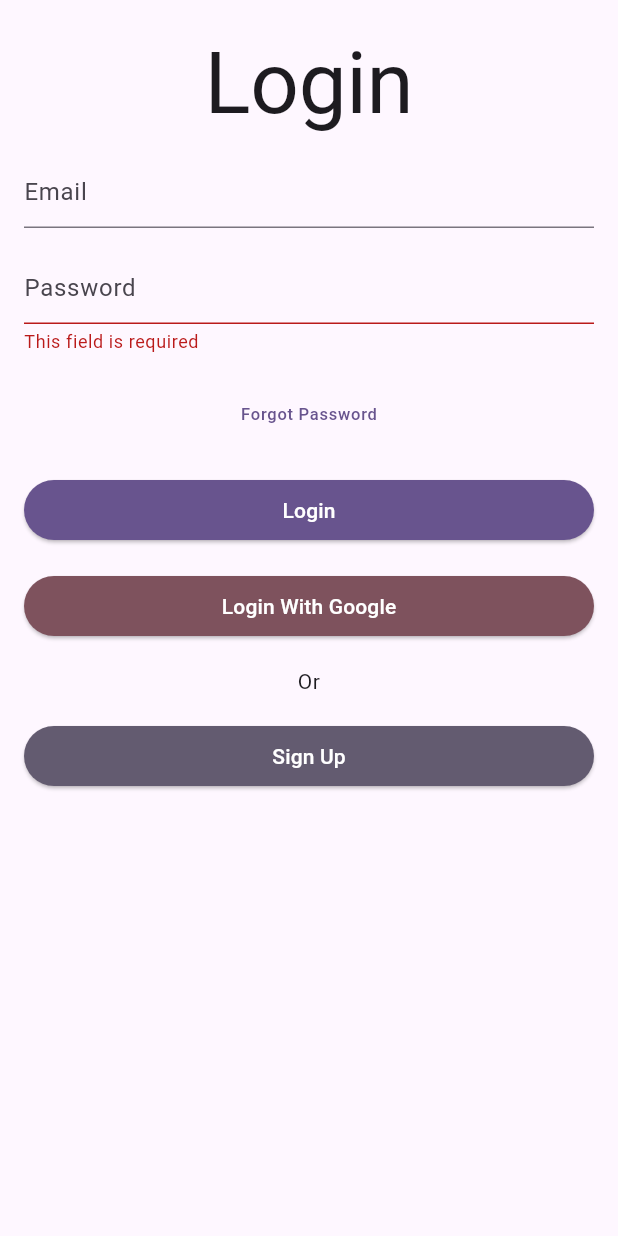
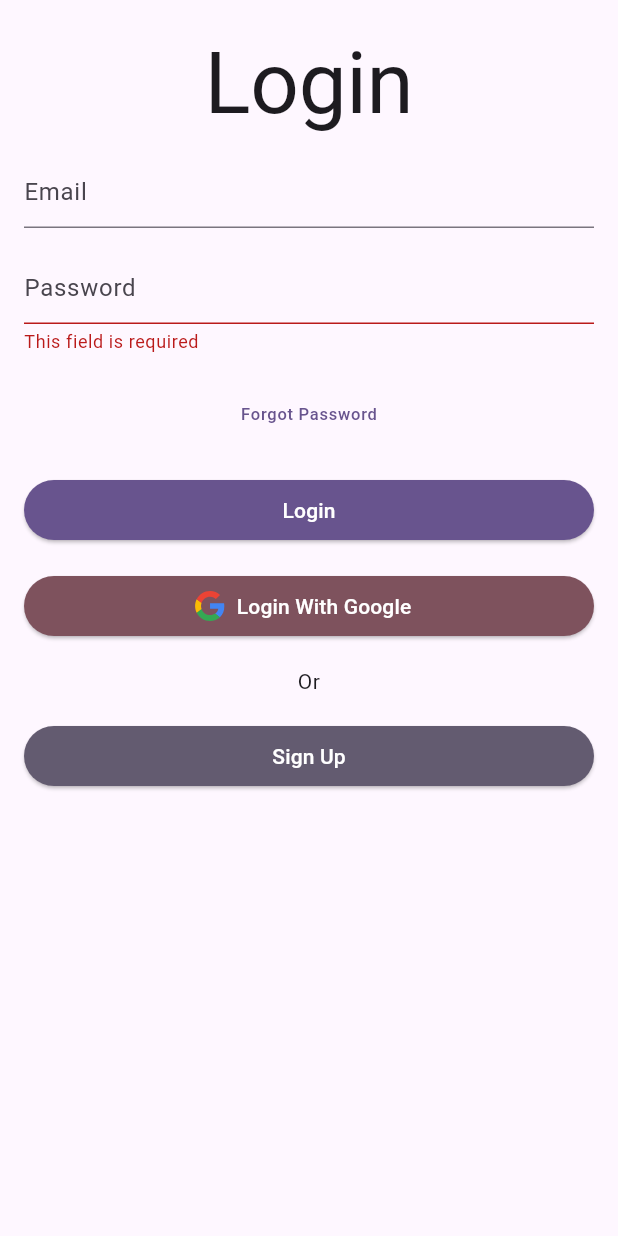
Before and after one commit to samudebug/student-calendar-app, a Flutter app: the screen it shows after launch, after a tap on "Login", on a phone screen of 412 x 824 dp. Run offline on Flutter 3.47's test engine with Material 3 defaults, Android fonts, the phone set to English and light mode, and no system bars; our stand-ins replace firebase_auth, firebase_core, firebase_messaging, flutter_expandable_fab, flutter_local_notifications, flutter_svg and 2 more; accounts and stored records are empty.

Commit message:
Small fixes

```diff
--- a/lib/core/repositories/auth/auth_repository_impl.dart
+++ b/lib/core/repositories/auth/auth_repository_impl.dart
@@ -37,7 +37,7 @@ class AuthRepositoryFirebase implements AuthRepository {
     try {
       await instance.createUserWithEmailAndPassword(
           email: email, password: password);
-      await instance.currentUser?.updateDisplayName(name);
+      return await instance.currentUser?.updateDisplayName(name);
     } on FirebaseAuthException catch (e) {
       if (e.code == 'email-already-in-use') {
         Get.snackbar("Error", "This email is already in use");
@@ -47,8 +47,9 @@ class AuthRepositoryFirebase implements AuthRepository {
         Get.snackbar("Error", "Your password is too weak");
       } else {
         Get.snackbar("Error", "An error has ocurred");
-        log(e.toString());
+
       }
+      rethrow;
     }
   }
 
--- a/lib/core/repositories/messaging/messaging_repository.dart
+++ b/lib/core/repositories/messaging/messaging_repository.dart
@@ -5,5 +5,6 @@ abstract class MessagingRepository {
   Stream<RemoteMessage> get onForegroundMessage;
   void requestPermission();
   Future<String?> getToken();
+  void subscribeToTopic({required String name});
 
 }
--- a/lib/core/repositories/messaging/messaging_repository_impl.dart
+++ b/lib/core/repositories/messaging/messaging_repository_impl.dart
@@ -22,4 +22,9 @@ class MessagingRepositoryImpl implements MessagingRepository {
     return instance.getToken();
   }
 
+  @override
+  void subscribeToTopic({required String name}) {
+    instance.subscribeToTopic(name);
+  }
+
 }
--- a/lib/core/repositories/notifications/notifications_repository_impl.dart
+++ b/lib/core/repositories/notifications/notifications_repository_impl.dart
@@ -19,13 +19,19 @@ class NotificationsRepositoryImpl extends GetConnect
     messagingRepo.requestPermission();
     messagingRepo.getToken().then((value) {
       if (value != null) {
-        userRepo.updateUser(
-            fcmToken: value, name: authRepo.currentUser().displayName);
+        final user = authRepo.currentUser();
+        if (user != null) {
+          userRepo.updateUser(
+              fcmToken: value, name: authRepo.currentUser().displayName);
+        }
       }
     });
     messagingRepo.onTokenRefresh.listen((event) {
-      userRepo.updateUser(
-          fcmToken: event, name: authRepo.currentUser().displayName);
+      final user = authRepo.currentUser();
+      if (user != null) {
+        userRepo.updateUser(
+            fcmToken: event, name: authRepo.currentUser().displayName);
+      }
     });
     messagingRepo.onForegroundMessage.listen((RemoteMessage event) {
       Get.snackbar(event.data['title'], event.data['body']);
--- a/lib/core/repositories/user/user_repository_impl.dart
+++ b/lib/core/repositories/user/user_repository_impl.dart
@@ -22,8 +22,6 @@ class UserRepositoryImpl extends GetConnect implements UserRepository {
 
   @override
   Future<void> updateUser({required String fcmToken, required String name}) async {
-    final response = await patch('/users/me', {'fcmToken': fcmToken, 'name': name});
-    log("Response code ${response.statusCode}");
-    log("Response body ${response.body}");
+    await patch('/users/me', {'fcmToken': fcmToken, 'name': name});
   }
 }
--- a/lib/core/services/auth_service.dart
+++ b/lib/core/services/auth_service.dart
@@ -16,7 +16,7 @@ class AuthService extends GetxService {
       {required String name,
       required String email,
       required String password}) async {
-    repo.signUp(name: name, email: email, password: password);
+    return repo.signUp(name: name, email: email, password: password);
   }
 
   signOut() {
--- a/lib/main.dart
+++ b/lib/main.dart
@@ -1,6 +1,7 @@
 import 'package:flutter/material.dart';
 import 'package:get/get.dart';
 import 'package:student_calendar_app/core/core.dart';
+import 'package:student_calendar_app/core/services/auth_service.dart';
 import 'package:student_calendar_app/pages/class/class_binding.dart';
 import 'package:student_calendar_app/pages/class/class_view.dart';
 import 'package:student_calendar_app/pages/login/login_binding.dart';
@@ -80,6 +81,10 @@ class MyApp extends StatelessWidget {
         brightness: Brightness.dark,
       ),
       initialRoute: '/',
+      onInit: () {
+        Get.find<AuthService>().checkUserLoggedIn();
+      },
+
       getPages: [
         GetPage(
             name: '/login',
@@ -89,7 +94,7 @@ class MyApp extends StatelessWidget {
             name: '/signup',
             page: () => SignUpPage(),
             binding: SignupBinding()),
-        GetPage(name: '/', page: () => MainPage(), binding: MainPageBinding()),
+        GetPage(name: '/', page: () => MainPage(), binding: MainPageBinding(), ),
         GetPage(
             name: '/notifications',
             page: () => NotificationsPage(),
--- a/lib/pages/login/login_view.dart
+++ b/lib/pages/login/login_view.dart
@@ -1,4 +1,5 @@
 import 'package:flutter/material.dart';
+import 'package:flutter_svg/flutter_svg.dart';
 import 'package:get/get.dart';
 import 'package:student_calendar_app/pages/login/login_controller.dart';
 
@@ -65,12 +66,13 @@ class LoginPage extends StatelessWidget {
                 ),
                 Padding(
                   padding: const EdgeInsets.symmetric(vertical: 8),
-                  child: ElevatedButton(
+                  child: ElevatedButton.icon(
+                    icon: SvgPicture.asset('assets/google.svg', height: 20,),
                     onPressed: () => controller.loginWithGoogle(),
                     style: ElevatedButton.styleFrom(
                         backgroundColor: Get.theme.colorScheme.tertiary,
                         foregroundColor: Get.theme.colorScheme.onTertiary),
-                    child: const Text("Login With Google"),
+                    label: const Text("Login With Google"),
                   ),
                 ),
                 const Padding(
--- a/lib/pages/main/widgets/classes/classes_controller.dart
+++ b/lib/pages/main/widgets/classes/classes_controller.dart
@@ -3,13 +3,19 @@ import 'dart:developer';
 import 'package:get/get.dart';
 import 'package:student_calendar_app/core/models/models.dart';
 import 'package:student_calendar_app/core/repositories/classes/classes_repository.dart';
+import 'package:student_calendar_app/core/repositories/messaging/messaging_repository.dart';
+import 'package:student_calendar_app/core/services/auth_service.dart';
 
 class ClassesController extends GetxController {
   final classes = <Class>[].obs;
+  final authService = Get.find<AuthService>();
+
   final repo = Get.find<ClassesRepository>();
+  final messagingRepo = Get.find<MessagingRepository>();
   final loading = true.obs;
   final isLoadingMore = false.obs;
   final canFetchMore = true.obs;
+
   int currentPage = 0;
 
   ClassesController() {
@@ -26,7 +32,7 @@ class ClassesController extends GetxController {
 
   fetchClasses() async {
     try {
-      if (canFetchMore.value) {
+      if (canFetchMore.value && authService.user != null ) {
         isLoadingMore.value = true;
         currentPage++;
         final results = await repo.getClasses(page: currentPage);
--- a/lib/pages/main/widgets/feed/feed_controller.dart
+++ b/lib/pages/main/widgets/feed/feed_controller.dart
@@ -4,9 +4,11 @@ import 'package:get/get.dart';
 import 'package:student_calendar_app/core/models/models.dart';
 import 'package:student_calendar_app/core/repositories/feed/feed_repository.dart';
 import 'package:student_calendar_app/core/repositories/feed/feed_section.dart';
+import 'package:student_calendar_app/core/services/auth_service.dart';
 
 class FeedController extends GetxController {
   final feed = <FeedSection>[].obs;
+  final authService = Get.find<AuthService>();
   final repo = Get.find<FeedRepository>();
   final loading = true.obs;
   final isLoadingMore = false.obs;
@@ -26,7 +28,7 @@ class FeedController extends GetxController {
 
   fetchFeed() async {
     try {
-      if (canFetchMore.value) {
+      if (canFetchMore.value && authService.user != null) {
         isLoadingMore.value = true;
         currentPage++;
         final (totalPages, results) = await repo.fetchFeed(page: currentPage);
--- a/lib/widgets/user_info/user_info_controller.dart
+++ b/lib/widgets/user_info/user_info_controller.dart
@@ -6,14 +6,16 @@ class UserInfoController extends GetxController {
   final userName = ''.obs;
   final authService = Get.find<AuthService>();
 
-
   UserInfoController() {
-    authService.checkUserLoggedIn();
-    imgUrl.value = authService.user?.photoURL ?? '';
-    userName.value = authService.user?.displayName ?? '';
+    if (authService.user != null) {
+      imgUrl.value = authService.user?.photoURL ?? '';
+      userName.value = authService.user?.displayName ?? '';
+    }
   }
 
   openProfile() {
-    Get.toNamed('/profile', );
+    Get.toNamed(
+      '/profile',
+    );
   }
 }
--- a/pubspec.yaml
+++ b/pubspec.yaml
@@ -43,6 +43,7 @@ dependencies:
   flutter_expandable_fab: ^2.0.0
   firebase_messaging: ^14.8.0
   flutter_local_notifications: ^17.0.0
+  flutter_svg: ^2.0.10+1
 
 dev_dependencies:
   flutter_test:
@@ -67,8 +68,8 @@ flutter:
   uses-material-design: true
 
   # To add assets to your application, add an assets section, like this:
-  # assets:
-  #   - images/a_dot_burr.jpeg
+  assets:
+    - assets/google.svg
   #   - images/a_dot_ham.jpeg
 
   # An image asset can refer to one or more resolution-specific "variants", see
```
Also changed, not shown: lib/pages/main/widgets/classes/classes_view.dart (+12 -1 lines), lib/pages/signup/signup_controller.dart (+11 -8 lines), lib/pages/task_form/task_form_controller.dart (+5 -4 lines), assets/google.svg (added), pubspec.lock, 29 other files.
